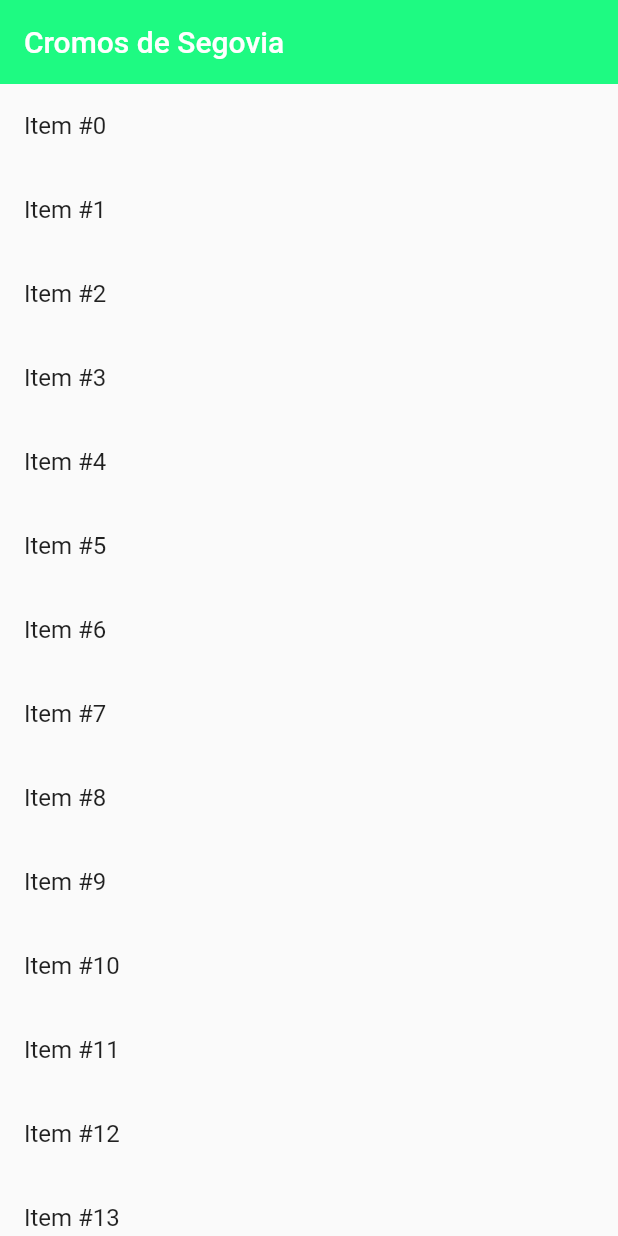
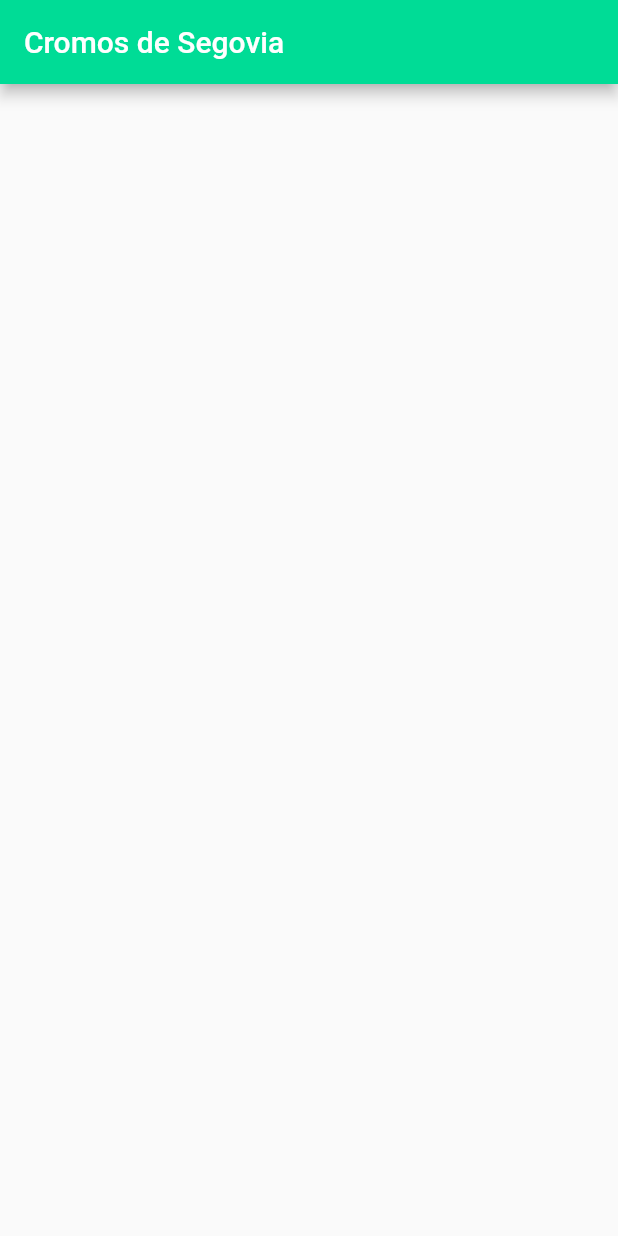
Before and after one commit to iscopan/odissea, a Flutter app: the screen it shows after launch, on a phone screen of 412 x 824 dp. Run offline on Flutter 3.47's test engine with Material 2 defaults, Android fonts, the phone set to English and light mode, and no system bars.

Commit message:
Final appBar, inicio de Lista cromos
Cromos por hacer, pero esqueleto de la lista hecha

```diff
--- a/lib/galeria.dart
+++ b/lib/galeria.dart
@@ -17,29 +17,31 @@ class GaleriaState extends State<Galeria>{
   @override
   Widget build(BuildContext context){
     return Scaffold(
-        body: CustomScrollView(
-          slivers: <Widget>[
-            // Agrega un app bar al CustomScrollView
-            SliverAppBar(
-              title: Text('Cromos de Segovia'),
-              floating: true,
-              backgroundColor: Color.fromRGBO(30, 250, 130, 100),
-            ),
-            // A continuación, crea un SliverList
-            SliverList(
-              // Para ello, se utiliza un delegado para crear elementos a medida que
-              // se desplazan por la pantalla.
-              delegate: SliverChildBuilderDelegate(
-                // La función builder devuelve un ListTile con un título que
-                // muestra el índice del elemento actual
-                    (context, index) => ListTile(title: Text('Item #$index')),
-                // Construye 1000 ListTiles
-                childCount: 20,
+      appBar: AppBar(
+        title: Text("Cromos de Segovia"),
+        backgroundColor: Color.fromRGBO(0, 220, 150, 1),
+      ),
+      body: Container(
+          child: CustomScrollView(
+            primary: false,
+            slivers: <Widget>[
+              SliverPadding(
+                padding: const EdgeInsets.all(20),
+                sliver: SliverGrid.count(
+                  crossAxisSpacing: 10,
+                  mainAxisSpacing: 10,
+                  crossAxisCount: 2,
+                  children: <Widget>[
+                    //Los container serían los cromos
+                    Container(
+                      //Aquí va un cromo
+                    ),
+                  ],
+                ),
               ),
-            ),
-          ],
-        ),
+            ],
+          )
+      ),
     );
   }
-
 }
```
